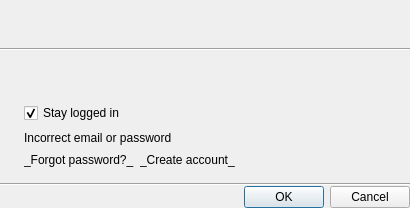
Before: the Qt Designer form client/nx_client_desktop/src/ui/dialogs/cloud/connect_to_cloud_dialog.ui in networkoptix/nx_open, drawn with Qt 5.
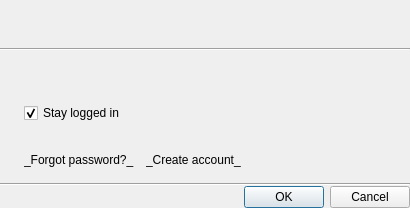
After: the same form once the commit is applied. Custom widgets are drawn as their Qt base class.

Commit message:
VMS-7078: Specific error message when user tries to login with not-activated cloud account
<==== Mercurial data ====>
Branch: vms_3.1_gui

```diff
--- a/client/nx_client_desktop/src/ui/dialogs/cloud/connect_to_cloud_dialog.ui
+++ b/client/nx_client_desktop/src/ui/dialogs/cloud/connect_to_cloud_dialog.ui
@@ -92,13 +92,22 @@
       <item row="3" column="1">
        <widget class="QLabel" name="invalidCredentialsLabel">
         <property name="text">
-         <string>Incorrect email or password</string>
+         <string notr="true">&lt;Incorrect email or password&gt;</string>
+        </property>
+        <property name="wordWrap">
+         <bool>true</bool>
+        </property>
+        <property name="openExternalLinks">
+         <bool>true</bool>
         </property>
        </widget>
       </item>
       <item row="4" column="1">
        <widget class="QWidget" name="linksWidget" native="true">
         <layout class="QHBoxLayout" name="horizontalLayout_3">
+         <property name="spacing">
+          <number>12</number>
+         </property>
          <property name="leftMargin">
           <number>0</number>
          </property>
```
The commit also changes 6 other files.
